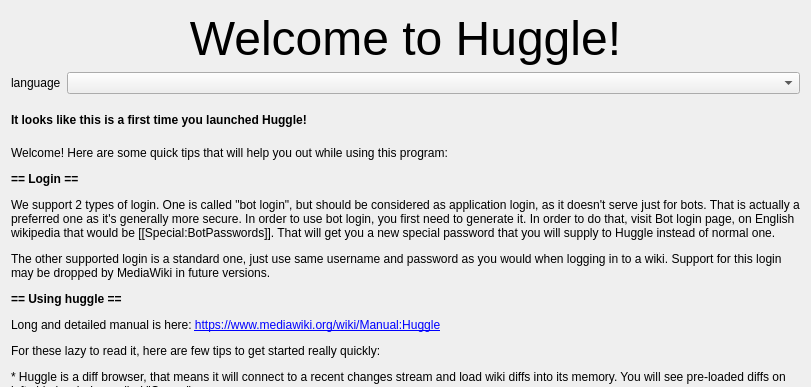
Old version of the form huggle/welcomeinfo.ui in the repository huggle/huggle3-qt-lx; both pictures show x 0 to 811 and y 0 to 387 of the 811 by 772 pixel window.
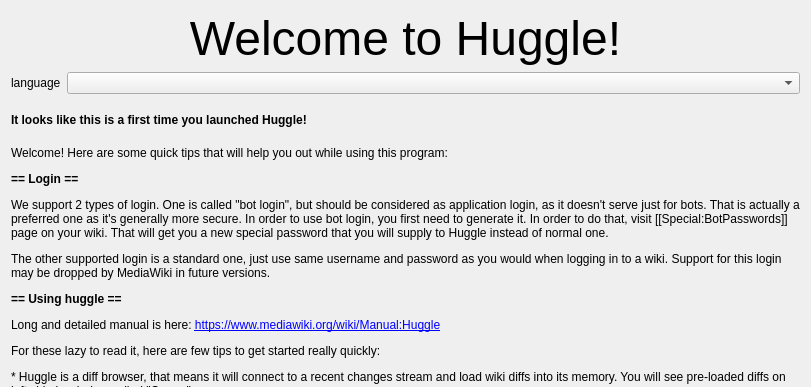
New version of the form. Icons and pictures are not drawn.

```diff
--- a/huggle/welcomeinfo.ui
+++ b/huggle/welcomeinfo.ui
@@ -75,7 +75,7 @@
       <enum>QFrame::NoFrame</enum>
      </property>
      <property name="text">
-      <string>&lt;html&gt;&lt;head/&gt;&lt;body&gt;&lt;p&gt;Welcome! Here are some quick tips that will help you out while using this program:&lt;/p&gt;&lt;p&gt;&lt;span style=&quot; font-weight:600;&quot;&gt;== Login ==&lt;/span&gt;&lt;/p&gt;&lt;p&gt;We support 2 types of login. One is called &amp;quot;bot login&amp;quot;, but should be considered as application login, as it doesn't serve just for bots. That is actually a preferred one as it's generally more secure. In order to use bot login, you first need to generate it. In order to do that, visit Bot login page, on English wikipedia that would be [[Special:BotPasswords]]. That will get you a new special password that you will supply to Huggle instead of normal one.&lt;/p&gt;&lt;p&gt;The other supported login is a standard one, just use same username and password as you would when logging in to a wiki. Support for this login may be dropped by MediaWiki in future versions.&lt;/p&gt;&lt;p&gt;&lt;span style=&quot; font-weight:600;&quot;&gt;== Using huggle ==&lt;/span&gt;&lt;/p&gt;&lt;p&gt;Long and detailed manual is here: &lt;a href=&quot;https://www.mediawiki.org/wiki/Manual:Huggle&quot;&gt;&lt;span style=&quot; text-decoration: underline; color:#0000ff;&quot;&gt;https://www.mediawiki.org/wiki/Manual:Huggle&lt;/span&gt;&lt;/a&gt;&lt;/p&gt;&lt;p&gt;For these lazy to read it, here are few tips to get started really quickly:&lt;/p&gt;&lt;p&gt;* Huggle is a diff browser, that means it will connect to a recent changes stream and load wiki diffs into its memory. You will see pre-loaded diffs on left side in window called &amp;quot;Queue&amp;quot;&lt;/p&gt;&lt;p&gt;* Navigate to next edit in a Queue by using spacebar or click next button&lt;/p&gt;&lt;p&gt;* Move back and forward in history using keys [ and ]&lt;/p&gt;&lt;p&gt;* If you see an edit that is harmfull and needs to be reverted and you also wish to warn user who made it, press Q, if you want to just revert it, press R&lt;/p&gt;&lt;p&gt;* You can also pick more specific reasons for revert in dropdown menu in toolbar&lt;/p&gt;&lt;p&gt;* Huggle allows you to revert edits, restore specific versions, send warnings to users, welcome users, tag pages, delete pages, view user information, block users and many other advanced features.&lt;/p&gt;&lt;p&gt;* Be carefull. This tool can blow the wiki up. Make sure you are familiar with dealing with vandalism on the wiki before you start reverting. Don't be too fast, take breaks. Think twice before pressing Q (or R). If you made a mistake, press ESC ASAP and maybe you will cancel before actual revert. If you were too slow, right click the revert in history window (bottom left) and click Undo. That will restore your revert and undo warnings sent to user.&lt;/p&gt;&lt;p&gt;&lt;span style=&quot; font-weight:600;&quot;&gt;== Getting help ==&lt;/span&gt;&lt;/p&gt;&lt;p&gt;Best way to get help is probably visiting a feedback page on English wikipedia at &lt;a href=&quot;https://en.wikipedia.org/wiki/WP:HG/T&quot;&gt;&lt;span style=&quot; text-decoration: underline; color:#0000ff;&quot;&gt;https://en.wikipedia.org/wiki/WP:Huggle/Feedback&lt;/span&gt;&lt;/a&gt;&lt;/p&gt;&lt;/body&gt;&lt;/html&gt;</string>
+      <string>&lt;html&gt;&lt;head/&gt;&lt;body&gt;&lt;p&gt;Welcome! Here are some quick tips that will help you out while using this program:&lt;/p&gt;&lt;p&gt;&lt;span style=&quot; font-weight:600;&quot;&gt;== Login ==&lt;/span&gt;&lt;/p&gt;&lt;p&gt;We support 2 types of login. One is called &amp;quot;bot login&amp;quot;, but should be considered as application login, as it doesn't serve just for bots. That is actually a preferred one as it's generally more secure. In order to use bot login, you first need to generate it. In order to do that, visit [[Special:BotPasswords]] page on your wiki. That will get you a new special password that you will supply to Huggle instead of normal one.&lt;/p&gt;&lt;p&gt;The other supported login is a standard one, just use same username and password as you would when logging in to a wiki. Support for this login may be dropped by MediaWiki in future versions.&lt;/p&gt;&lt;p&gt;&lt;span style=&quot; font-weight:600;&quot;&gt;== Using huggle ==&lt;/span&gt;&lt;/p&gt;&lt;p&gt;Long and detailed manual is here: &lt;a href=&quot;https://www.mediawiki.org/wiki/Manual:Huggle&quot;&gt;&lt;span style=&quot; text-decoration: underline; color:#0000ff;&quot;&gt;https://www.mediawiki.org/wiki/Manual:Huggle&lt;/span&gt;&lt;/a&gt;&lt;/p&gt;&lt;p&gt;For these lazy to read it, here are few tips to get started really quickly:&lt;/p&gt;&lt;p&gt;* Huggle is a diff browser, that means it will connect to a recent changes stream and load wiki diffs into its memory. You will see pre-loaded diffs on left side in window called &amp;quot;Queue&amp;quot;&lt;/p&gt;&lt;p&gt;* Navigate to next edit in a Queue by using spacebar or click next button&lt;/p&gt;&lt;p&gt;* Move back and forward in history using keys [ and ]&lt;/p&gt;&lt;p&gt;* If you see an edit that is harmfull and needs to be reverted and you also wish to warn user who made it, press Q, if you want to just revert it, press R&lt;/p&gt;&lt;p&gt;* You can also pick more specific reasons for revert in dropdown menu in toolbar&lt;/p&gt;&lt;p&gt;* Huggle allows you to revert edits, restore specific versions, send warnings to users, welcome users, tag pages, delete pages, view user information, block users and many other advanced features.&lt;/p&gt;&lt;p&gt;* Be carefull. This tool can blow the wiki up. Make sure you are familiar with dealing with vandalism on the wiki before you start reverting. Don't be too fast, take breaks. Think twice before pressing Q (or R). If you made a mistake, press ESC ASAP and maybe you will cancel before actual revert. If you were too slow, right click the revert in history window (bottom left) and click Undo. That will restore your revert and undo warnings sent to user.&lt;/p&gt;&lt;p&gt;&lt;span style=&quot; font-weight:600;&quot;&gt;== Getting help ==&lt;/span&gt;&lt;/p&gt;&lt;p&gt;Best way to get help is probably visiting a feedback page on English wikipedia at &lt;a href=&quot;https://en.wikipedia.org/wiki/WP:HG/T&quot;&gt;&lt;span style=&quot; text-decoration: underline; color:#0000ff;&quot;&gt;https://en.wikipedia.org/wiki/WP:Huggle/Feedback&lt;/span&gt;&lt;/a&gt;&lt;/p&gt;&lt;/body&gt;&lt;/html&gt;</string>
      </property>
      <property name="scaledContents">
       <bool>false</bool>
```
